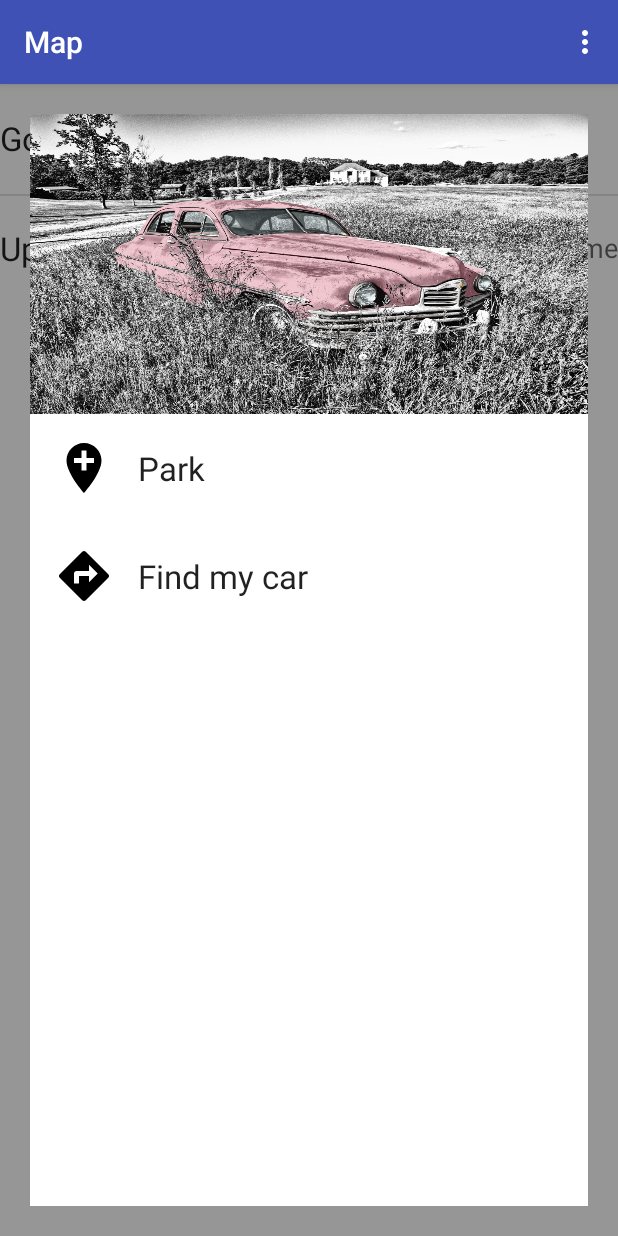
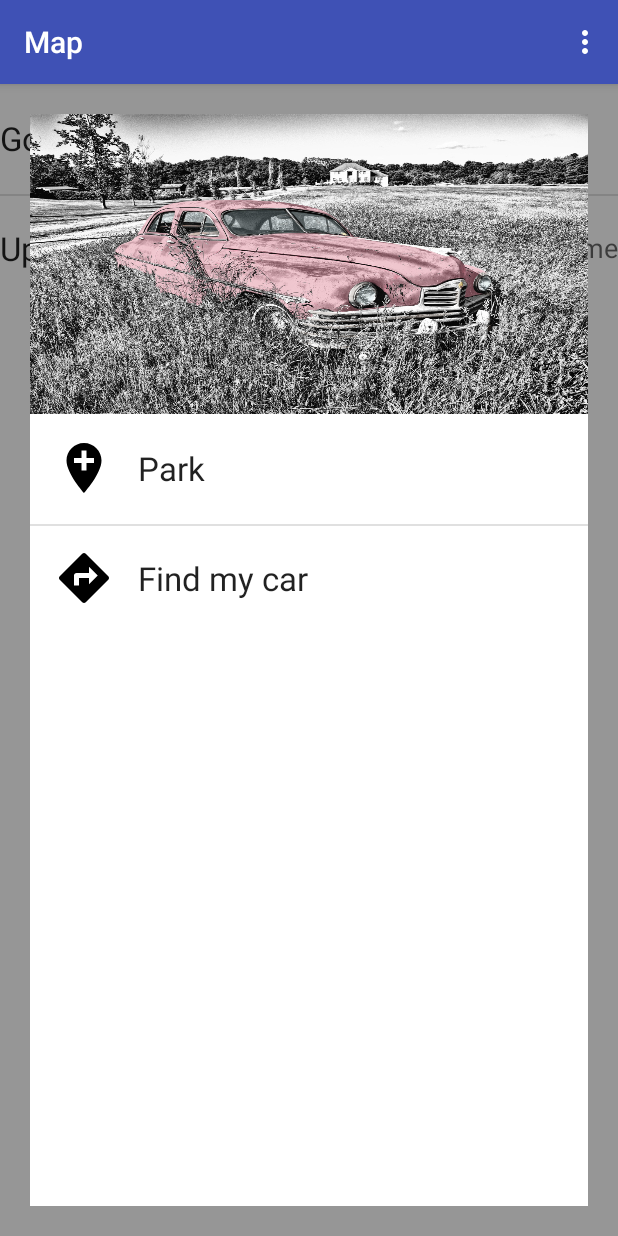
Before and after one commit to lohnn/find-my-car, an Android app: the fragment CarActionsFragment placed in its activity, on a phone screen of 412 x 824 dp. Run offline under Robolectric (Android 15) with nearby library versions, the phone set to English and light mode, and no system bars; libraries missing offline, so code that uses them is left out: com.sothree.slidinguppanel; plain views replace SlidingUpPanelLayout; 3 statements that could not run were skipped.

Commit message:
Car actions are now RecyclerView and looks a bit better

```diff
--- a/mobile/src/main/java/se/designcoach/findmycar/MainActivity.kt
+++ b/mobile/src/main/java/se/designcoach/findmycar/MainActivity.kt
@@ -69,6 +69,7 @@ class MainActivity : AppCompatActivity(), OnMapReadyCallback {
         val mainContent = findViewById(R.id.main_content)
         val recyclerView = findViewById(R.id.recyclerView) as RecyclerView
         recyclerView.layoutManager = LinearLayoutManager(this)
+        recyclerView.addItemDecoration(DividerItemDecoration(this, null))
         recyclerView.adapter = MainCarAdapter(cars, object : (Car) -> Unit {
             override fun invoke(car: Car) {
                 Log.d(TAG, "Clicked ${car.name}")
@@ -83,7 +84,6 @@ class MainActivity : AppCompatActivity(), OnMapReadyCallback {
                 //                }
             }
         })
-        recyclerView.addItemDecoration(DividerItemDecoration(this, null))
     }
 
     override fun onCreateOptionsMenu(menu: Menu?): Boolean {
--- /dev/null
+++ b/mobile/src/main/java/se/designcoach/findmycar/adapter/CarActionsAdapter.kt
@@ -0,0 +1,50 @@
+package se.designcoach.findmycar.adapter
+
+import android.support.v7.widget.RecyclerView
+import android.view.LayoutInflater
+import android.view.View
+import android.view.ViewGroup
+import android.widget.ImageView
+import android.widget.TextView
+import se.designcoach.findmycar.R
+import se.designcoach.findmycar.model.CarAction
+
+/**
+ * Created by lohnn on 2016-04-04.
+ */
+
+class CarActionsAdapter(carActions: Array<CarAction>) : RecyclerView.Adapter<CarActionsAdapter.Companion.CarActionViewHolder>() {
+    var carActions = carActions
+
+    companion object {
+        val TAG = "CarActionsAdapter"
+
+        class CarActionViewHolder(itemView: View) : RecyclerView.ViewHolder(itemView) {
+            var actionName = itemView.findViewById(R.id.carAction_text) as TextView
+            var actionIcon = itemView.findViewById(R.id.carAction_icon) as ImageView
+            var itemClickListener: (() -> Unit)? = null
+
+            init {
+                itemView.setOnClickListener({
+                    itemClickListener?.invoke()
+                })
+            }
+        }
+    }
+
+    override fun onCreateViewHolder(parent: ViewGroup, viewType: Int): CarActionsAdapter.Companion.CarActionViewHolder {
+        val v = LayoutInflater.from(parent.context).
+                inflate(R.layout.car_action_view, parent, false)
+        return CarActionViewHolder(v)
+    }
+
+    override fun onBindViewHolder(holder: CarActionViewHolder, position: Int) {
+        val carAction = carActions[position]
+        holder.actionName.text = carAction.name
+        holder.actionIcon.setImageDrawable(carAction.icon)
+    }
+
+    override fun getItemCount(): Int {
+        return carActions.size
+    }
+}
--- a/mobile/src/main/java/se/designcoach/findmycar/adapter/MainCarAdapter.kt
+++ b/mobile/src/main/java/se/designcoach/findmycar/adapter/MainCarAdapter.kt
@@ -20,30 +20,31 @@ class MainCarAdapter(cars: Array<Car>, carClickListener: (Car)->Unit) : Recycler
     companion object {
         val TAG = "MainCarAdapter"
 
-        class CarViewHolder(itemView: View?, carClickListener: (Car)->Unit) : RecyclerView.ViewHolder(itemView) {
-            var carName = itemView!!.findViewById(R.id.car_name) as TextView
-            var lastSeen = itemView!!.findViewById(R.id.text_last_seen) as TextView
+        class CarViewHolder(itemView: View, carClickListener: (Car)->Unit) : RecyclerView.ViewHolder(itemView) {
+            var carName = itemView.findViewById(R.id.car_name) as TextView
+            var lastSeen = itemView.findViewById(R.id.text_last_seen) as TextView
             var car: Car? = null
 
             init {
-                itemView!!.setOnClickListener({
+                itemView.setOnClickListener({
                     carClickListener.invoke(car!!)
                 })
             }
         }
     }
 
-    override fun onCreateViewHolder(parent: ViewGroup?, viewType: Int): CarViewHolder? {
-        val v = LayoutInflater.from(parent!!.context).
+    override fun onCreateViewHolder(parent: ViewGroup, viewType: Int): CarViewHolder {
+        val v = LayoutInflater.from(parent.context).
                 inflate(R.layout.main_car_view, parent, false)
         val viewHolder = CarViewHolder(v, carClickListener)
         return viewHolder
     }
 
-    override fun onBindViewHolder(holder: CarViewHolder?, position: Int) {
-        holder!!.car = cars[position]
-        holder.carName.text = cars[position].name
-        holder.lastSeen.text = cars[position].lastSeen?.getTimeFormatted() ?: ""
+    override fun onBindViewHolder(holder: CarViewHolder, position: Int) {
+        val car = cars[position]
+        holder.car = car
+        holder.carName.text = car.name
+        holder.lastSeen.text = car.lastSeen?.getTimeFormatted() ?: ""
     }
 
     override fun getItemCount(): Int {
--- a/mobile/src/main/java/se/designcoach/findmycar/fragment/CarActionsFragment.kt
+++ b/mobile/src/main/java/se/designcoach/findmycar/fragment/CarActionsFragment.kt
@@ -3,9 +3,16 @@ package se.designcoach.findmycar.fragment
 import android.os.Bundle
 import android.support.design.widget.CollapsingToolbarLayout
 import android.support.v4.app.Fragment
-import android.view.*
+import android.support.v7.widget.LinearLayoutManager
+import android.support.v7.widget.RecyclerView
+import android.view.LayoutInflater
+import android.view.View
+import android.view.ViewGroup
+import se.designcoach.findmycar.DividerItemDecoration
 import se.designcoach.findmycar.R
+import se.designcoach.findmycar.adapter.CarActionsAdapter
 import se.designcoach.findmycar.model.Car
+import se.designcoach.findmycar.model.CarAction
 
 /**
  * Created by lohnn-macPro on 03/04/16.
@@ -32,10 +39,29 @@ class CarActionsFragment : Fragment() {
         setHasOptionsMenu(true)
     }
 
-    override fun onCreateView(inflater: LayoutInflater?, container: ViewGroup?, savedInstanceState: Bundle?): View? {
-        val view = inflater!!.inflate(R.layout.fragment_car_actions, container, false)
-        //        (view.findViewById(R.id.car_name) as TextView).text = carName
+    override fun onCreateView(inflater: LayoutInflater, container: ViewGroup?, savedInstanceState: Bundle?): View? {
+        val view = inflater.inflate(R.layout.fragment_car_actions, container, false)
         (view.findViewById(R.id.carActions_collapsing_toolbar) as CollapsingToolbarLayout).title = carName
+
+        //Fill car actions list
+        val actionPark = CarAction("Park", resources.getDrawable(R.drawable.ic_add_location, null),
+                object : () -> Unit {
+                    override fun invoke() {
+                    }
+                })
+
+        val actionFind = CarAction("Find my car", resources.getDrawable(R.drawable.ic_directions, null),
+                object : () -> Unit {
+                    override fun invoke() {
+                    }
+                })
+        val carActions = arrayOf(actionPark, actionFind)
+
+        val recyclerView = view.findViewById(R.id.recyclerView) as RecyclerView
+        recyclerView.layoutManager = LinearLayoutManager(context)
+        recyclerView.adapter = CarActionsAdapter(carActions)
+        recyclerView.addItemDecoration(DividerItemDecoration(context, null))
+
         return view
     }
 }
--- /dev/null
+++ b/mobile/src/main/java/se/designcoach/findmycar/model/CarAction.kt
@@ -0,0 +1,12 @@
+package se.designcoach.findmycar.model
+
+import android.graphics.drawable.Drawable
+
+/**
+ * Created by lohnn on 2016-04-04.
+ */
+class CarAction(name: String, icon: Drawable, itemClickListener: () -> Unit) {
+    val name = name
+    val icon = icon
+    val itemClickListener = itemClickListener
+}
--- /dev/null
+++ b/mobile/src/main/res/layout/car_action_view.xml
@@ -0,0 +1,23 @@
+<?xml version="1.0" encoding="utf-8"?>
+<LinearLayout xmlns:android="http://schemas.android.com/apk/res/android"
+    android:layout_width="match_parent"
+    android:layout_height="72dp"
+    android:background="?attr/selectableItemBackground"
+    android:gravity="center_vertical"
+    android:orientation="horizontal">
+
+    <ImageView
+        android:id="@+id/carAction_icon"
+        android:layout_width="40dp"
+        android:layout_height="40dp"
+        android:layout_margin="16dp" />
+
+    <TextView
+        android:id="@+id/carAction_text"
+        android:layout_width="wrap_content"
+        android:layout_height="wrap_content"
+        android:layout_marginEnd="16dp"
+        android:layout_marginRight="16dp"
+        android:text="@string/placeholder"
+        android:textAppearance="?android:attr/textAppearanceLarge" />
+</LinearLayout>
--- a/mobile/src/main/res/layout/fragment_car_actions.xml
+++ b/mobile/src/main/res/layout/fragment_car_actions.xml
@@ -76,63 +76,10 @@
             android:orientation="vertical"
             app:layout_behavior="@string/appbar_scrolling_view_behavior">
 
-            <RelativeLayout
+            <android.support.v7.widget.RecyclerView
+                android:id="@+id/recyclerView"
                 android:layout_width="match_parent"
-                android:layout_height="72dp">
-
-                <ImageView
-                    android:id="@+id/imageView2"
-                    android:layout_width="40dp"
-                    android:layout_height="40dp"
-                    android:layout_alignParentLeft="true"
-                    android:layout_alignParentStart="true"
-                    android:layout_centerVertical="true"
-                    android:layout_margin="16dp"
-                    android:src="@drawable/ic_add_location" />
-
-                <TextView
-                    android:id="@+id/textView2"
-                    android:layout_width="wrap_content"
-                    android:layout_height="wrap_content"
-                    android:layout_alignParentEnd="true"
-                    android:layout_alignParentRight="true"
-                    android:layout_centerVertical="true"
-                    android:layout_marginEnd="16dp"
-                    android:layout_marginRight="16dp"
-                    android:layout_toEndOf="@+id/imageView2"
-                    android:layout_toRightOf="@+id/imageView2"
-                    android:text="@string/carActions_park"
-                    android:textAppearance="?android:attr/textAppearanceLarge" />
-            </RelativeLayout>
-
-            <RelativeLayout
-                android:layout_width="match_parent"
-                android:layout_height="72dp">
-
-                <ImageView
-                    android:id="@+id/imageView3"
-                    android:layout_width="40dp"
-                    android:layout_height="40dp"
-                    android:layout_alignParentLeft="true"
-                    android:layout_alignParentStart="true"
-                    android:layout_centerVertical="true"
-                    android:layout_margin="16dp"
-                    android:src="@drawable/ic_directions" />
-
-                <TextView
-                    android:id="@+id/textView3"
-                    android:layout_width="wrap_content"
-                    android:layout_height="wrap_content"
-                    android:layout_alignParentEnd="true"
-                    android:layout_alignParentRight="true"
-                    android:layout_centerVertical="true"
-                    android:layout_marginEnd="16dp"
-                    android:layout_marginRight="16dp"
-                    android:layout_toEndOf="@+id/imageView3"
-                    android:layout_toRightOf="@+id/imageView3"
-                    android:text="@string/carActions_find"
-                    android:textAppearance="?android:attr/textAppearanceLarge" />
-            </RelativeLayout>
+                android:layout_height="wrap_content" />
 
         </LinearLayout>
     </android.support.v4.widget.NestedScrollView>
--- a/mobile/src/main/res/values/strings.xml
+++ b/mobile/src/main/res/values/strings.xml
@@ -4,4 +4,5 @@
     <string name="heres_your_car">Here\'s your car!</string>
     <string name="carActions_park">Park</string>
     <string name="carActions_find">Find my car</string>
+    <string name="placeholder" translatable="false">Placeholder</string>
 </resources>
```
